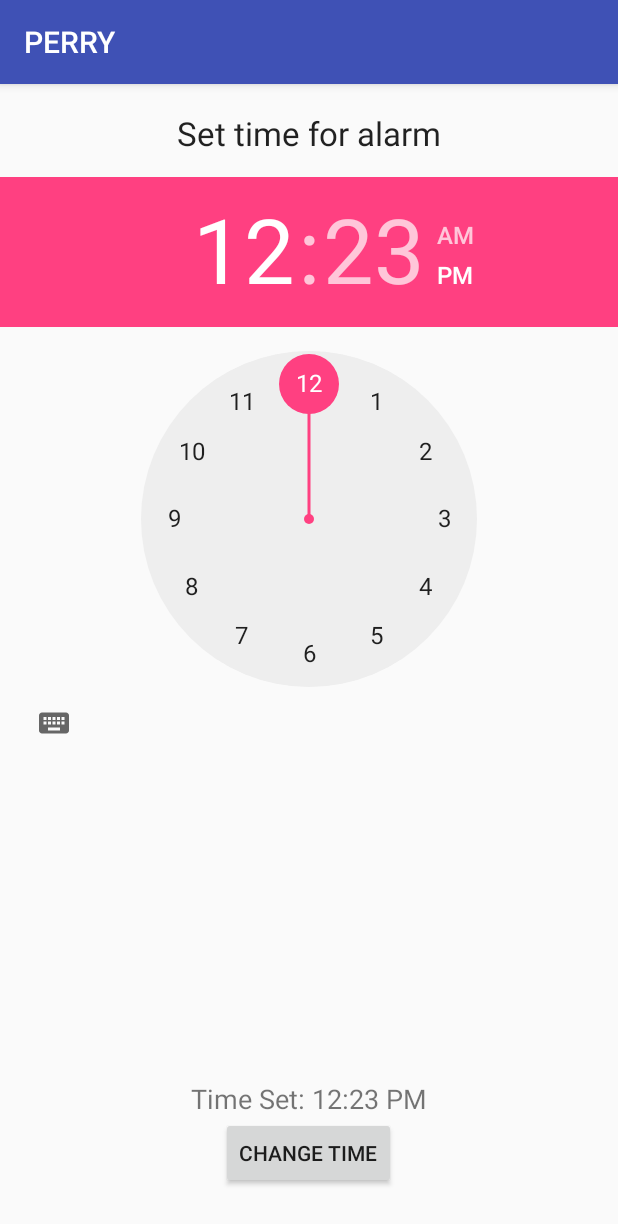
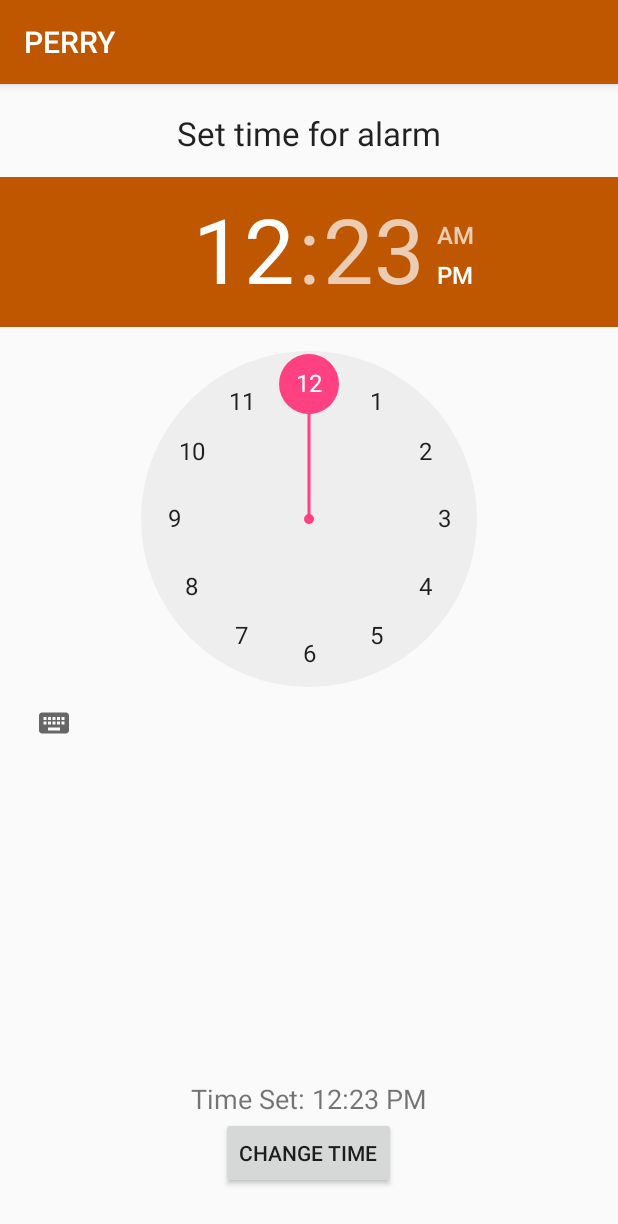
Before and after one commit to lilogevo/Perry, an Android app: the Time screen opened directly, with no data from a screen before it, on a phone screen of 412 x 824 dp. Shown: the top 1224 px of the screen. Run offline under Robolectric (Android 15) with nearby library versions, the phone set to English and light mode, and no system bars.

Commit message:
Final Push

```diff
--- a/PERRY2/app/src/main/java/a461lapp/perry/AlarmReceiver.java
+++ b/PERRY2/app/src/main/java/a461lapp/perry/AlarmReceiver.java
@@ -16,10 +16,10 @@ public class AlarmReceiver extends BroadcastReceiver {
         Intent ringtone_intent = new Intent(context, RingtoneService.class);
         if (intent.getStringExtra("extra").equals("nothing")) {
             ringtone_intent.putExtra("extra", "nothing");
-            Toast.makeText(context, "Alarm is ringing", Toast.LENGTH_SHORT).show();
+            Toast.makeText(context, intent.getStringExtra("name"), Toast.LENGTH_LONG).show();
         } else {
             ringtone_intent.putExtra("extra", "alarm off");
-            Toast.makeText(context, "Alarm is off", Toast.LENGTH_SHORT).show();
+            Toast.makeText(context, "Notification is off", Toast.LENGTH_SHORT).show();
         }
         context.startService(ringtone_intent);
     }
--- a/PERRY2/app/src/main/java/a461lapp/perry/SplashScreen.java
+++ b/PERRY2/app/src/main/java/a461lapp/perry/SplashScreen.java
@@ -19,7 +19,7 @@ public class SplashScreen extends Activity {
         Thread timerThread = new Thread(){
             public void run(){
                 try{
-                    sleep(3000);
+                    sleep(6000);
                 }catch(InterruptedException e){
                     e.printStackTrace();
                 }finally{
--- a/PERRY2/app/src/main/java/a461lapp/perry/Time.java
+++ b/PERRY2/app/src/main/java/a461lapp/perry/Time.java
@@ -53,6 +53,9 @@ public class Time extends AppCompatActivity implements Serializable {
                 resultIntent.putExtra("Hour", getHour());
                 resultIntent.putExtra("Minute", getMinute());
                 resultIntent.putExtra("AM_PM", getAm_pm());
+                System.out.println("Hour: " + getHour());
+                System.out.println("Minute: " + getMinute());
+                System.out.println("AM_PM: " + getAm_pm());
                 setResult(Activity.RESULT_OK, resultIntent);
                 finish();
             }
@@ -104,4 +107,6 @@ public class Time extends AppCompatActivity implements Serializable {
     public String getAm_pm() { return am_pm;}
 
 
+
+
 }
--- a/PERRY2/app/src/main/res/layout/activity_date.xml
+++ b/PERRY2/app/src/main/res/layout/activity_date.xml
@@ -34,7 +34,8 @@
         android:id="@+id/date_picker"
         android:layout_marginTop="78dp"
         android:layout_alignParentTop="true"
-        android:layout_centerHorizontal="true" />
+        android:layout_centerHorizontal="true"
+        android:headerBackground="@color/colorSecondary"/>
 
     <TextView
         android:text="Set date for alarm"
--- a/PERRY2/app/src/main/res/layout/activity_time.xml
+++ b/PERRY2/app/src/main/res/layout/activity_time.xml
@@ -23,7 +23,8 @@
         android:id="@+id/time_activity_time_picker"
         android:layout_marginTop="62dp"
         android:layout_alignParentTop="true"
-        android:layout_centerHorizontal="true" />
+        android:layout_centerHorizontal="true"
+        android:headerBackground="@color/colorSecondary" />
 
     <TextView
         android:text="Set time for alarm"
--- a/PERRY2/app/src/main/res/values/colors.xml
+++ b/PERRY2/app/src/main/res/values/colors.xml
@@ -3,4 +3,5 @@
     <color name="colorPrimary">#3F51B5</color>
     <color name="colorPrimaryDark">#303F9F</color>
     <color name="colorAccent">#FF4081</color>
+    <color name="colorSecondary">#BF5700</color>
 </resources>
--- a/PERRY2/app/src/main/res/values/styles.xml
+++ b/PERRY2/app/src/main/res/values/styles.xml
@@ -3,8 +3,8 @@
     <!-- Base application theme. -->
     <style name="AppTheme" parent="Theme.AppCompat.Light.DarkActionBar">
         <!-- Customize your theme here. -->
-        <item name="colorPrimary">@color/colorPrimary</item>
-        <item name="colorPrimaryDark">@color/colorPrimaryDark</item>
+        <item name="colorPrimary">@color/colorSecondary</item>
+        <item name="colorPrimaryDark">@color/colorSecondary</item>
         <item name="colorAccent">@color/colorAccent</item>
     </style>
 
```
Also changed, not shown: PERRY2/app/src/main/java/a461lapp/perry/Notification.java (+36 -19 lines), PERRY2/app/src/main/res/layout/activity_main.xml (+1 -12 lines), PERRY2/app/src/main/res/mipmap-xxxhdpi/ic_launcher.png, 1 other file.
